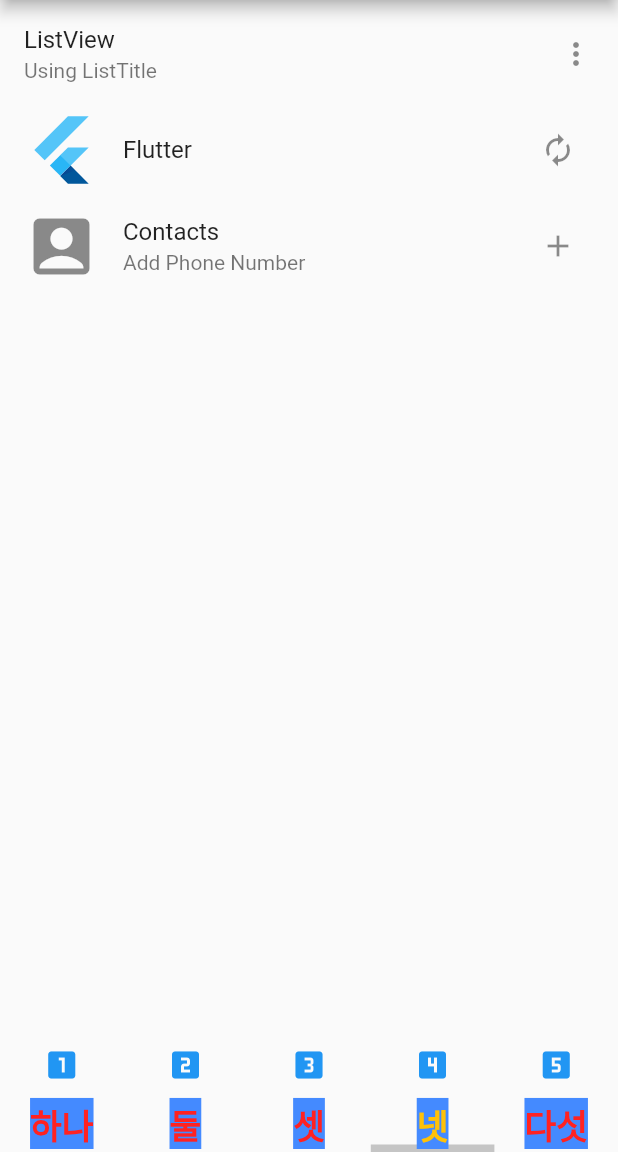
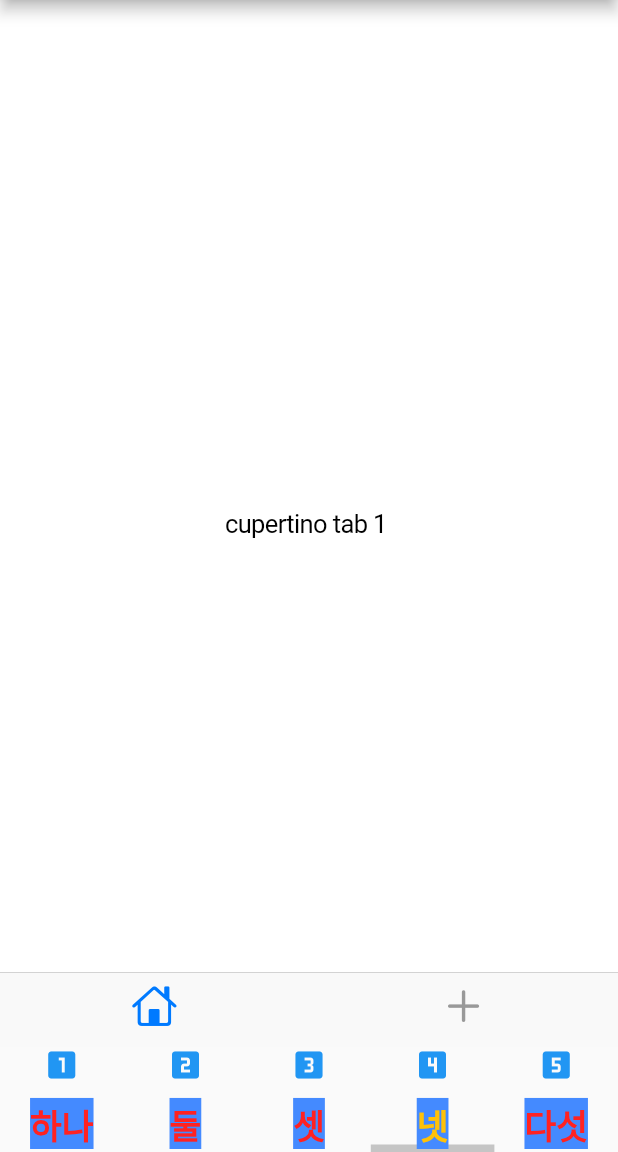
Before and after one commit to kimsegwan/first_flutter_app, a Flutter app: the screen it shows after launch, item 4 of the bottom bar chosen, on a phone screen of 412 x 824 dp, the part 84-1236 px from its top. Run offline on Flutter 3.47's test engine with Material 2 defaults, Android fonts, the phone set to English and light mode, and no system bars.

Commit message:
cupertino!!

```diff
--- a/lib/main.dart
+++ b/lib/main.dart
@@ -1,4 +1,5 @@
 import 'package:first_flutter_app/sub/threePage.dart';
+import 'package:flutter/gestures.dart';
 import 'package:flutter/material.dart';
 import './animalItem.dart';
 
@@ -7,6 +8,7 @@ import './animalItem.dart';
 import 'sub/firstPage.dart';
 import 'sub/secondPage.dart';
 import 'sub/threePage.dart';
+import 'sub/fourPage.dart';
 
 void main() {
   runApp(MyApp());
@@ -114,7 +116,7 @@ class _WidgetExampleState extends State<WidgetApp>
           FirstApp(list: animalList),
           SecondApp(list: animalList),
           ThreePage(list: animalList),
-          ThreePage(list: animalList),
+          CupertinoMain(list: animalList),
           ThreePage(list: animalList),
         ],
         controller: controller,
@@ -128,7 +130,8 @@ class _WidgetExampleState extends State<WidgetApp>
           indicatorColor: Color(0xAAAAAAAA),// 하단 막대 색상
           labelColor: Colors.amber,// 선택된 탭의 텍스트 색상
           unselectedLabelColor: Color(0xFFFF2222),// 선택되지 않은 탭의 텍스트 색상
-
+          dragStartBehavior: DragStartBehavior.start,  // ??
+          overlayColor: MaterialStateProperty.all(Colors.redAccent),  // 영역 누르고 있을경우 색상
           labelStyle: TextStyle(
               color: Colors.blue,
               fontSize: 23,
--- /dev/null
+++ b/lib/sub/fourPage.dart
@@ -0,0 +1,46 @@
+import 'package:flutter/cupertino.dart';
+import '../animalItem.dart';
+
+class CupertinoMain extends StatefulWidget {
+  final List<Animal> list;
+  CupertinoMain({Key? key, required this.list}) : super(key: key);
+
+  @override
+  State<StatefulWidget> createState() {
+    return _CupertinoMain();
+  }
+}
+
+class _CupertinoMain extends State<CupertinoMain> {
+  late CupertinoTabBar tabBar;
+
+  @override
+  void initState() {
+    super.initState();
+    tabBar = CupertinoTabBar(items: <BottomNavigationBarItem>[
+      BottomNavigationBarItem(icon: Icon(CupertinoIcons.home)),
+      BottomNavigationBarItem(icon: Icon(CupertinoIcons.add)),
+    ]);
+  }
+
+  @override
+  Widget build(BuildContext context) {
+    return CupertinoApp(
+      home: CupertinoTabScaffold(tabBar: tabBar, tabBuilder: (context, value) {
+        if(value == 0) {
+          return Container(
+            child: Center(
+              child: Text('cupertino tab 1 '),
+            ),
+          );
+        } else {
+          return Container(
+            child: Center(
+              child: Text('cupertino tab 2 '),
+            ),
+          );
+        }
+      }),
+    );
+  }
+}
--- a/pubspec.yaml
+++ b/pubspec.yaml
@@ -27,7 +27,7 @@ dependencies:
 
   # The following adds the Cupertino Icons font to your application.
   # Use with the CupertinoIcons class for iOS style icons.
-  cupertino_icons: ^1.0.2
+  cupertino_icons: ^1.0.3
 
 dev_dependencies:
   flutter_test:
```
